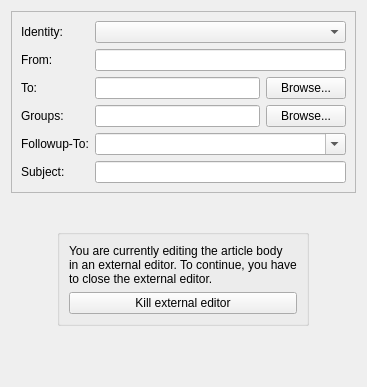
Above: knode/composer/composer_view.ui from chusopr/kdepim-ktimetracker-akonadi before the change. Below: the same form after it.
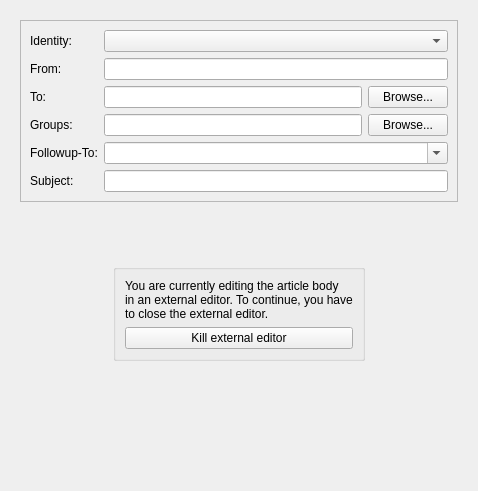
That is the form after the change. Custom widgets are drawn as their Qt base class.

Commit message: Correct widget placement inside the view (which is a splitter too)

Patch:
```diff
--- a/knode/composer/composer_view.ui
+++ b/knode/composer/composer_view.ui
@@ -7,20 +7,29 @@
    <rect>
     <x>0</x>
     <y>0</y>
-    <width>367</width>
-    <height>387</height>
+    <width>478</width>
+    <height>491</height>
    </rect>
   </property>
-  <layout class="QGridLayout" name="gridLayout">
-   <item row="0" column="0">
+  <layout class="QVBoxLayout" name="mVerticalLayout">
+   <item>
+    <widget class="QWidget" name="mHeadersBodyWidget" native="true">
+     <layout class="QVBoxLayout" name="mLayout1">
+      <item>
     <widget class="QFrame" name="mHeadersFrame">
+        <property name="sizePolicy">
+         <sizepolicy hsizetype="Preferred" vsizetype="Fixed">
+          <horstretch>0</horstretch>
+          <verstretch>0</verstretch>
+         </sizepolicy>
+        </property>
      <property name="frameShape">
       <enum>QFrame::StyledPanel</enum>
      </property>
      <property name="frameShadow">
       <enum>QFrame::Raised</enum>
      </property>
-     <layout class="QGridLayout" columnstretch="0,1,0">
+        <layout class="QGridLayout" name="mLayout2" columnstretch="0,1,0">
       <item row="0" column="1" colspan="2">
        <widget class="KNode::IdentityComboWrapper" name="mIdentitySelector"/>
       </item>
@@ -123,7 +132,7 @@
      </layout>
     </widget>
    </item>
-   <item row="2" column="0">
+      <item>
     <widget class="QStackedWidget" name="mEditorsStack">
      <property name="currentIndex">
       <number>1</number>
@@ -138,59 +147,33 @@
      </widget>
      <widget class="QWidget" name="mExternalEditorNotification">
       <layout class="QGridLayout" name="mExternalEditorLayout">
-       <item row="3" column="3">
-        <spacer name="mExtEditHorizontalSpacer2">
-         <property name="orientation">
-          <enum>Qt::Horizontal</enum>
-         </property>
-         <property name="sizeHint" stdset="0">
-          <size>
-           <width>40</width>
-           <height>20</height>
-          </size>
-         </property>
-        </spacer>
-       </item>
-       <item row="4" column="1">
-        <spacer name="mExtEditVerticalSpacer2">
-         <property name="orientation">
-          <enum>Qt::Vertical</enum>
-         </property>
-         <property name="sizeHint" stdset="0">
-          <size>
-           <width>20</width>
-           <height>40</height>
-          </size>
-         </property>
-        </spacer>
-       </item>
-       <item row="2" column="1">
+          <item row="2" column="2">
         <spacer name="mExtEditVerticalSpacer1">
          <property name="orientation">
           <enum>Qt::Vertical</enum>
          </property>
          <property name="sizeHint" stdset="0">
           <size>
-           <width>20</width>
-           <height>40</height>
+              <width>0</width>
+              <height>0</height>
           </size>
          </property>
         </spacer>
        </item>
-       <item row="5" column="1">
-        <spacer name="mExtEditVerticalSpacer3">
+          <item row="4" column="0">
+           <spacer name="mExtEditHorizontalSpacer1">
          <property name="orientation">
-          <enum>Qt::Vertical</enum>
+             <enum>Qt::Horizontal</enum>
          </property>
          <property name="sizeHint" stdset="0">
           <size>
-           <width>20</width>
-           <height>40</height>
+              <width>0</width>
+              <height>0</height>
           </size>
          </property>
         </spacer>
        </item>
-       <item row="3" column="1">
+          <item row="4" column="2">
         <widget class="QGroupBox" name="groupBox">
          <layout class="QVBoxLayout" name="verticalLayout">
           <item>
@@ -212,22 +195,54 @@
          </layout>
         </widget>
        </item>
-       <item row="3" column="0">
-        <spacer name="mExtEditHorizontalSpacer1">
+          <item row="4" column="3">
+           <spacer name="mExtEditHorizontalSpacer2">
          <property name="orientation">
           <enum>Qt::Horizontal</enum>
          </property>
          <property name="sizeHint" stdset="0">
           <size>
-           <width>40</width>
-           <height>20</height>
+              <width>0</width>
+              <height>0</height>
           </size>
          </property>
         </spacer>
        </item>
+          <item row="7" column="2">
+           <spacer name="mExtEditVerticalSpacer2">
+            <property name="orientation">
+             <enum>Qt::Vertical</enum>
+            </property>
+            <property name="sizeHint" stdset="0">
+             <size>
+              <width>0</width>
+              <height>0</height>
+             </size>
+            </property>
+           </spacer>
+          </item>
+          <item row="8" column="2">
+           <spacer name="mExtEditVerticalSpacer3">
+            <property name="orientation">
+             <enum>Qt::Vertical</enum>
+            </property>
+            <property name="sizeHint" stdset="0">
+             <size>
+              <width>0</width>
+              <height>0</height>
+             </size>
+            </property>
+           </spacer>
+          </item>
       </layout>
      </widget>
     </widget>
+      </item>
+     </layout>
+    </widget>
+   </item>
+   <item>
+    <widget class="QWidget" name="mAttachementWidget" native="true"/>
    </item>
   </layout>
  </widget>
```
Left out of the diff: 2 changed lines with no effect on the pictures. Lines whose indentation alone changed are shown as unchanged. The commit also changes 3 other files.
